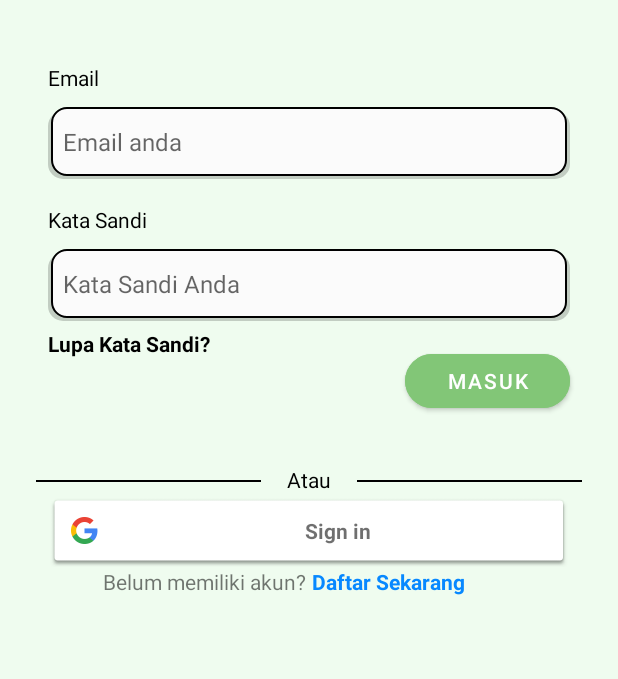
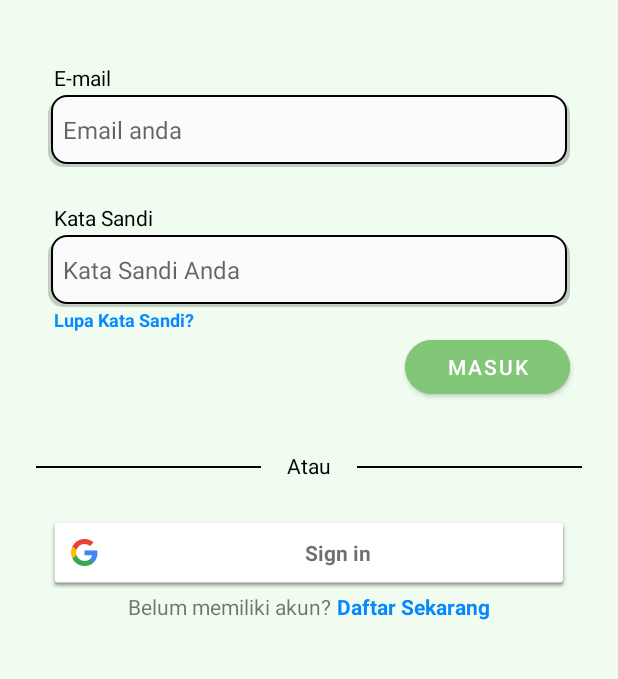
Before and after one commit to victorman01/FarmKu, an Android app: the LoginActivity screen opened directly, with no data from a screen before it, on a phone screen of 412 x 824 dp, the part 378-1057 px from its top. Run offline under Robolectric (Android 15) with nearby library versions, the phone set to English and light mode, and no system bars; our stand-ins replace Firebase (no records; nobody signed in at launch, a user with empty details on screens opened directly).

Commit message:
Benerin intent dan login page lebih rapi

```diff
--- a/Code/MD/FarmKu/app/src/main/java/com/michael/farmku/ui/banner/Banner1Activity.kt
+++ b/Code/MD/FarmKu/app/src/main/java/com/michael/farmku/ui/banner/Banner1Activity.kt
@@ -28,13 +28,13 @@ class Banner1Activity : AppCompatActivity() {
         supportActionBar?.hide()
 
         binding.btnNextBanner1.setOnClickListener{
-            val intent = Intent(this, MainActivity::class.java)
-            startActivity(intent)
+
         }
 
         binding.btnSkipBanner1.setOnClickListener{
             val intent = Intent(this, LoginActivity::class.java)
             startActivity(intent)
+            finish()
         }
     }
 
--- a/Code/MD/FarmKu/app/src/main/res/layout/activity_login.xml
+++ b/Code/MD/FarmKu/app/src/main/res/layout/activity_login.xml
@@ -23,7 +23,6 @@
         android:layout_width="0dp"
         android:layout_height="50dp"
         android:layout_marginStart="32dp"
-        android:layout_marginTop="8dp"
         android:layout_marginEnd="32dp"
         android:background="@drawable/rounded_corners"
         android:ems="10"
@@ -41,8 +40,8 @@
         android:id="@+id/textView3"
         android:layout_width="wrap_content"
         android:layout_height="wrap_content"
-        android:layout_marginStart="32dp"
-        android:layout_marginTop="17dp"
+        android:layout_marginStart="36dp"
+        android:layout_marginTop="24dp"
         android:text="@string/kata_sandi"
         android:textColor="@color/black"
         app:layout_constraintStart_toStartOf="parent"
@@ -65,7 +64,6 @@
         android:layout_width="0dp"
         android:layout_height="50dp"
         android:layout_marginStart="32dp"
-        android:layout_marginTop="8dp"
         android:layout_marginEnd="32dp"
         android:background="@drawable/rounded_corners"
         android:ems="10"
@@ -83,7 +81,7 @@
         android:id="@+id/textView"
         android:layout_width="wrap_content"
         android:layout_height="wrap_content"
-        android:layout_marginStart="32dp"
+        android:layout_marginStart="36dp"
         android:layout_marginTop="42dp"
         android:text="@string/email"
         android:textColor="@color/black"
@@ -94,10 +92,10 @@
         android:id="@+id/txtLupaSandi"
         android:layout_width="wrap_content"
         android:layout_height="wrap_content"
-        android:layout_marginStart="32dp"
-        android:layout_marginTop="5dp"
+        android:layout_marginStart="36dp"
         android:text="@string/lupa_kata_sandi"
-        android:textColor="@color/black"
+        android:textColor="@color/blue"
+        android:textSize="12sp"
         android:textStyle="bold"
         app:layout_constraintStart_toStartOf="parent"
         app:layout_constraintTop_toBottomOf="@+id/editTextTextPassword" />
@@ -150,19 +148,29 @@
         android:layout_width="0dp"
         android:layout_height="wrap_content"
         android:layout_marginStart="32dp"
+        android:layout_marginTop="24dp"
         android:layout_marginEnd="32dp"
         app:layout_constraintEnd_toEndOf="parent"
         app:layout_constraintStart_toStartOf="parent"
         app:layout_constraintTop_toBottomOf="@+id/textView4" />
+
+    <LinearLayout
+        android:layout_width="match_parent"
+        android:layout_height="wrap_content"
+        android:layout_marginTop="2dp"
+        android:gravity="center"
+        android:orientation="horizontal"
+        app:layout_constraintEnd_toEndOf="parent"
+        app:layout_constraintHorizontal_bias="0.0"
+        app:layout_constraintStart_toStartOf="parent"
+        app:layout_constraintTop_toBottomOf="@+id/btnSignInGoogle">
 
         <TextView
             android:id="@+id/textView5"
             android:layout_width="wrap_content"
             android:layout_height="wrap_content"
             android:layout_marginEnd="2dp"
-        android:text="@string/belum_memiliki_akun"
-        app:layout_constraintEnd_toStartOf="@+id/guideline2"
-        app:layout_constraintTop_toBottomOf="@+id/btnSignInGoogle" />
+            android:text="@string/belum_memiliki_akun" />
 
         <TextView
             android:id="@+id/txtDaftar"
@@ -171,8 +179,7 @@
             android:layout_marginStart="2dp"
             android:text="@string/daftar_sekarang"
             android:textColor="@color/blue"
-        android:textStyle="bold"
-        app:layout_constraintStart_toStartOf="@+id/guideline2"
-        app:layout_constraintTop_toBottomOf="@+id/btnSignInGoogle" />
+            android:textStyle="bold" />
+    </LinearLayout>
 
 </androidx.constraintlayout.widget.ConstraintLayout>
--- a/Code/MD/FarmKu/app/src/main/res/values/strings.xml
+++ b/Code/MD/FarmKu/app/src/main/res/values/strings.xml
@@ -4,7 +4,7 @@
     <string name="kata_sandi">Kata Sandi</string>
     <string name="masuk">Masuk</string>
     <string name="email_anda">Email anda</string>
-    <string name="email">Email</string>
+    <string name="email">E-mail</string>
     <string name="lupa_kata_sandi">Lupa Kata Sandi?</string>
     <string name="atau">Atau</string>
     <string name="belum_memiliki_akun">Belum memiliki akun?</string>
```
Also changed, not shown: Code/MD/FarmKu/app/src/main/java/com/michael/farmku/ui/splashScreen/MainActivity.kt (+7 -0 lines), Code/MD/FarmKu/app/src/main/res/drawable/forgot_password.xml (added, +65 -0 lines), Code/MD/FarmKu/app/src/main/res/layout/activity_forgot_password.xml (+5 -5 lines). Lines whose indentation alone changed are shown as unchanged.
